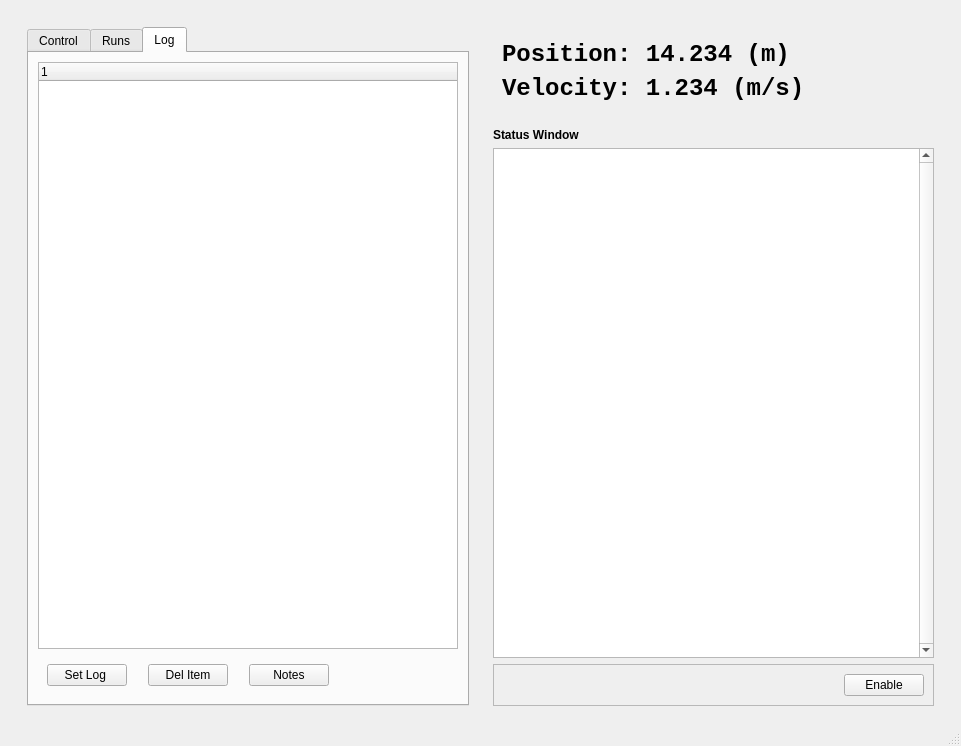
Above: software/gui/nodes/sled_control.ui from iorodeo/water_channel_ros before the change. Below: the same form after it.
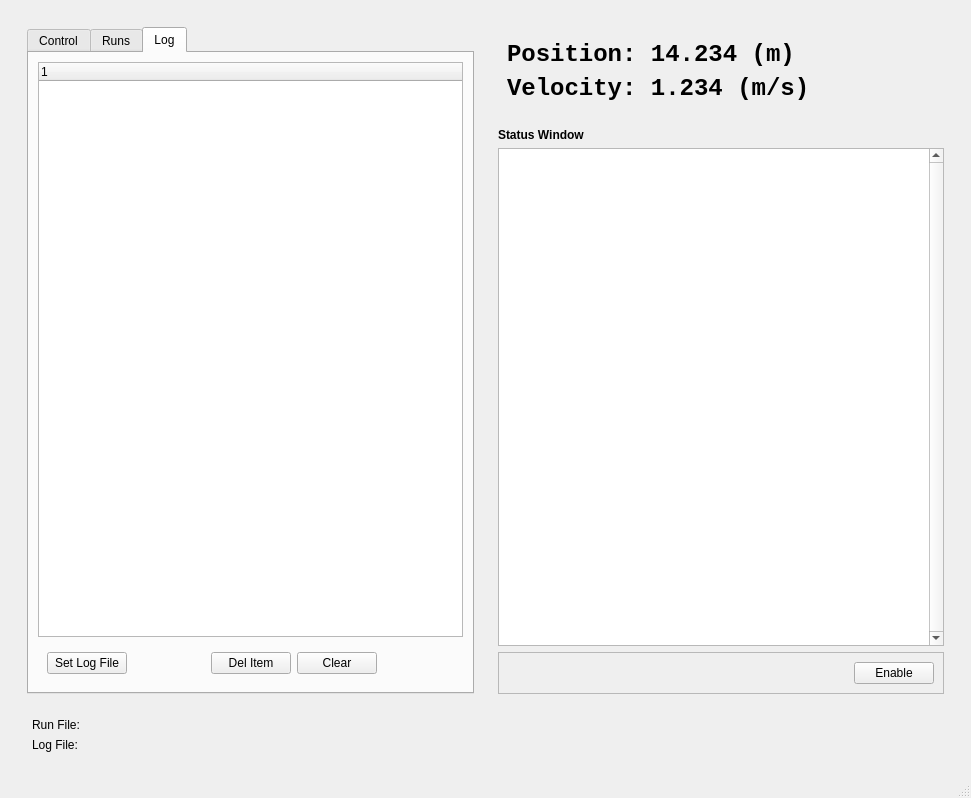
That is the form after the change. The open tabs and pages were chosen to show the change.

```diff
--- a/software/gui/nodes/sled_control.ui
+++ b/software/gui/nodes/sled_control.ui
@@ -6,8 +6,8 @@
    <rect>
     <x>0</x>
     <y>0</y>
-    <width>961</width>
-    <height>746</height>
+    <width>971</width>
+    <height>798</height>
    </rect>
   </property>
   <property name="windowTitle">
@@ -735,21 +735,18 @@
                  <item>
                   <widget class="QPushButton" name="setLogFilePushButton">
                    <property name="text">
-                    <string>Set Log </string>
+                    <string>Set Log File</string>
                    </property>
                   </widget>
                  </item>
                  <item>
-                  <spacer name="horizontalSpacer_10">
+                  <spacer name="horizontalSpacer_11">
                    <property name="orientation">
                     <enum>Qt::Horizontal</enum>
                    </property>
-                   <property name="sizeType">
-                    <enum>QSizePolicy::Fixed</enum>
-                   </property>
                    <property name="sizeHint" stdset="0">
                     <size>
-                     <width>15</width>
+                     <width>40</width>
                      <height>20</height>
                     </size>
                    </property>
@@ -763,25 +760,9 @@
                   </widget>
                  </item>
                  <item>
-                  <spacer name="horizontalSpacer_11">
-                   <property name="orientation">
-                    <enum>Qt::Horizontal</enum>
-                   </property>
-                   <property name="sizeType">
-                    <enum>QSizePolicy::Fixed</enum>
-                   </property>
-                   <property name="sizeHint" stdset="0">
-                    <size>
-                     <width>15</width>
-                     <height>20</height>
-                    </size>
-                   </property>
-                  </spacer>
-                 </item>
-                 <item>
-                  <widget class="QPushButton" name="editLogNotesPushButton">
+                  <widget class="QPushButton" name="clearLogFilePushButton">
                    <property name="text">
-                    <string>Notes</string>
+                    <string>Clear</string>
                    </property>
                   </widget>
                  </item>
@@ -990,6 +971,66 @@
       </layout>
      </widget>
     </item>
+    <item>
+     <widget class="QWidget" name="widget_14" native="true">
+      <layout class="QHBoxLayout" name="horizontalLayout_12">
+       <property name="topMargin">
+        <number>0</number>
+       </property>
+       <property name="bottomMargin">
+        <number>0</number>
+       </property>
+       <item>
+        <spacer name="horizontalSpacer_17">
+         <property name="orientation">
+          <enum>Qt::Horizontal</enum>
+         </property>
+         <property name="sizeType">
+          <enum>QSizePolicy::Fixed</enum>
+         </property>
+         <property name="sizeHint" stdset="0">
+          <size>
+           <width>5</width>
+           <height>20</height>
+          </size>
+         </property>
+        </spacer>
+       </item>
+       <item>
+        <widget class="QWidget" name="widget_15" native="true">
+         <layout class="QVBoxLayout" name="verticalLayout_12">
+          <item>
+           <widget class="QLabel" name="runFileLabel">
+            <property name="text">
+             <string>Run File: </string>
+            </property>
+           </widget>
+          </item>
+          <item>
+           <widget class="QLabel" name="logFileLabel">
+            <property name="text">
+             <string>Log File: </string>
+            </property>
+           </widget>
+          </item>
+         </layout>
+        </widget>
+       </item>
+      </layout>
+     </widget>
+    </item>
+    <item>
+     <widget class="QWidget" name="widget_16" native="true">
+      <layout class="QHBoxLayout" name="horizontalLayout_13">
+       <property name="topMargin">
+        <number>0</number>
+       </property>
+       <property name="bottomMargin">
+        <number>0</number>
+       </property>
+      </layout>
+     </widget>
+    </item>
    </layout>
   </widget>
   <widget class="QMenuBar" name="menubar">
```
Left out of the diff: 6 changed lines with no effect on the pictures.
